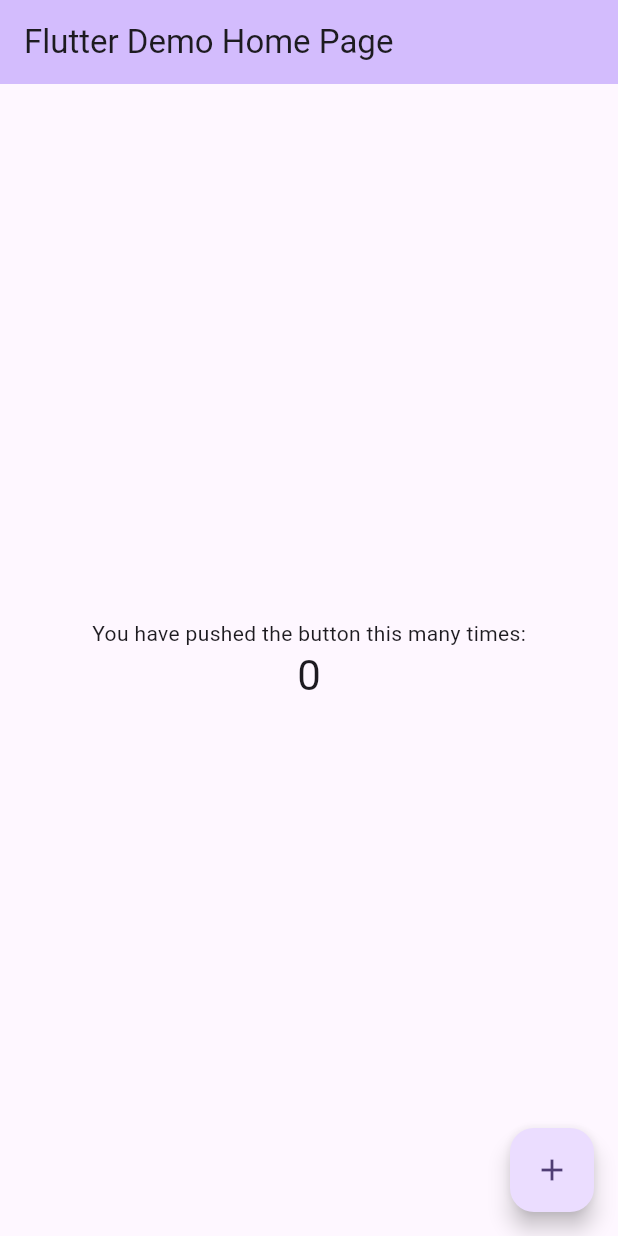
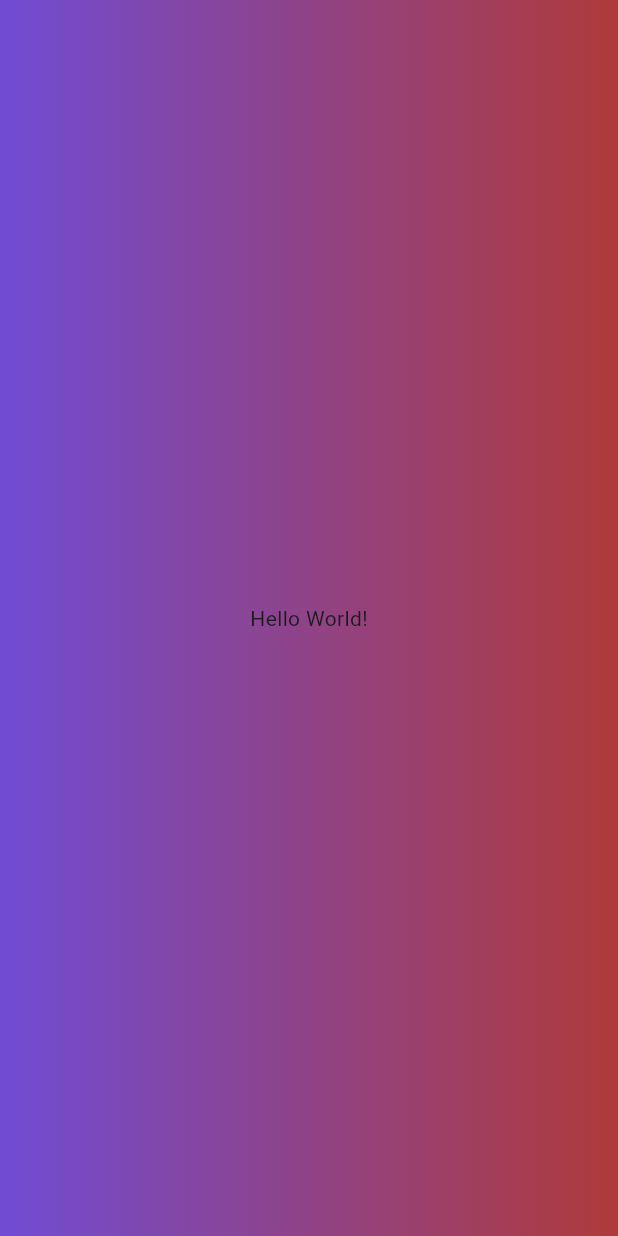
Before and after one commit to O2SI7/exercise, a Flutter app: the screen it shows after launch, on a phone screen of 412 x 824 dp. Run offline on Flutter 3.47's test engine with Material 3 defaults, Android fonts, the phone set to English and light mode, and no system bars; our stand-ins replace dio, drift, geolocator, get_it, google_fonts, google_maps_flutter and 5 more; missing offline and left inert: agora_rtc_engine, dart:ffi, sqlite3; accounts and stored records are empty; generated files the repository leaves out were written again.

Commit message:
오늘2강의중간

```diff
--- a/Complet Guide/02_ROOL_DICE_APP/rolldiceapp/lib/main.dart
+++ b/Complet Guide/02_ROOL_DICE_APP/rolldiceapp/lib/main.dart
@@ -1,125 +1,30 @@
 import 'package:flutter/material.dart';
 
 void main() {
-  runApp(const MyApp());
-}
-
-class MyApp extends StatelessWidget {
-  const MyApp({super.key});
-
-  // This widget is the root of your application.
-  @override
-  Widget build(BuildContext context) {
-    return MaterialApp(
-      title: 'Flutter Demo',
-      theme: ThemeData(
-        // This is the theme of your application.
-        //
-        // TRY THIS: Try running your application with "flutter run". You'll see
-        // the application has a purple toolbar. Then, without quitting the app,
-        // try changing the seedColor in the colorScheme below to Colors.green
-        // and then invoke "hot reload" (save your changes or press the "hot
-        // reload" button in a Flutter-supported IDE, or press "r" if you used
-        // the command line to start the app).
-        //
-        // Notice that the counter didn't reset back to zero; the application
-        // state is not lost during the reload. To reset the state, use hot
-        // restart instead.
-        //
-        // This works for code too, not just values: Most code changes can be
-        // tested with just a hot reload.
-        colorScheme: ColorScheme.fromSeed(seedColor: Colors.deepPurple),
-        useMaterial3: true,
-      ),
-      home: const MyHomePage(title: 'Flutter Demo Home Page'),
-    );
-  }
-}
-
-class MyHomePage extends StatefulWidget {
-  const MyHomePage({super.key, required this.title});
-
-  // This widget is the home page of your application. It is stateful, meaning
-  // that it has a State object (defined below) that contains fields that affect
-  // how it looks.
-
-  // This class is the configuration for the state. It holds the values (in this
-  // case the title) provided by the parent (in this case the App widget) and
-  // used by the build method of the State. Fields in a Widget subclass are
-  // always marked "final".
-
-  final String title;
-
-  @override
-  State<MyHomePage> createState() => _MyHomePageState();
-}
-
-class _MyHomePageState extends State<MyHomePage> {
-  int _counter = 0;
-
-  void _incrementCounter() {
-    setState(() {
-      // This call to setState tells the Flutter framework that something has
-      // changed in this State, which causes it to rerun the build method below
-      // so that the display can reflect the updated values. If we changed
-      // _counter without calling setState(), then the build method would not be
-      // called again, and so nothing would appear to happen.
-      _counter++;
-    });
-  }
-
-  @override
-  Widget build(BuildContext context) {
-    // This method is rerun every time setState is called, for instance as done
-    // by the _incrementCounter method above.
-    //
-    // The Flutter framework has been optimized to make rerunning build methods
-    // fast, so that you can just rebuild anything that needs updating rather
-    // than having to individually change instances of widgets.
-    return Scaffold(
-      appBar: AppBar(
-        // TRY THIS: Try changing the color here to a specific color (to
-        // Colors.amber, perhaps?) and trigger a hot reload to see the AppBar
-        // change color while the other colors stay the same.
-        backgroundColor: Theme.of(context).colorScheme.inversePrimary,
-        // Here we take the value from the MyHomePage object that was created by
-        // the App.build method, and use it to set our appbar title.
-        title: Text(widget.title),
-      ),
-      body: Center(
-        // Center is a layout widget. It takes a single child and positions it
-        // in the middle of the parent.
-        child: Column(
-          // Column is also a layout widget. It takes a list of children and
-          // arranges them vertically. By default, it sizes itself to fit its
-          // children horizontally, and tries to be as tall as its parent.
-          //
-          // Column has various properties to control how it sizes itself and
-          // how it positions its children. Here we use mainAxisAlignment to
-          // center the children vertically; the main axis here is the vertical
-          // axis because Columns are vertical (the cross axis would be
-          // horizontal).
-          //
-          // TRY THIS: Invoke "debug painting" (choose the "Toggle Debug Paint"
-          // action in the IDE, or press "p" in the console), to see the
-          // wireframe for each widget.
-          mainAxisAlignment: MainAxisAlignment.center,
-          children: <Widget>[
-            const Text(
-              'You have pushed the button this many times:',
+  runApp(
+     MaterialApp(
+      home: Scaffold(
+        body: Container(
+          decoration: const BoxDecoration(
+            gradient: LinearGradient(
+              colors: [
+                 Color.fromARGB(255, 112, 76, 212),
+                 Color.fromARGB(255, 175, 58, 58),
+              ],
             ),
-            Text(
-              '$_counter',
-              style: Theme.of(context).textTheme.headlineMedium,
-            ),
-          ],
+          ),
+          child: const Center(
+            child: Text('Hello World!'),
+          ),
         ),
       ),
-      floatingActionButton: FloatingActionButton(
-        onPressed: _incrementCounter,
-        tooltip: 'Increment',
-        child: const Icon(Icons.add),
-      ), // This trailing comma makes auto-formatting nicer for build methods.
-    );
-  }
-}
+    ),
+  );
+} //괄호 닫은다음 쉼표찍어주기 = 포맷으로 자동으로 나눠줌
+
+// runApp() 최상위 위젯을 화면에 표시하고 앱을 실행하는 함수
+// const MaterialApp은 플루터에서 앱의 최상위 위젯을 설정해주는 객체라고 생각
+// Scaffold = 표훈화된 기본구조( 가장 큰 컨테이너 생각)
+// home: Scaffold , body: Center , child: Text('Hello World')
+// 홈화면의 기본구조를 잡아주고, 바디에 들어가는 내용을 센터로 속성을 주고,
+// 그속성에 속한 텍스트를 뿌려준다
```
Also changed, not shown: 1 other file.
